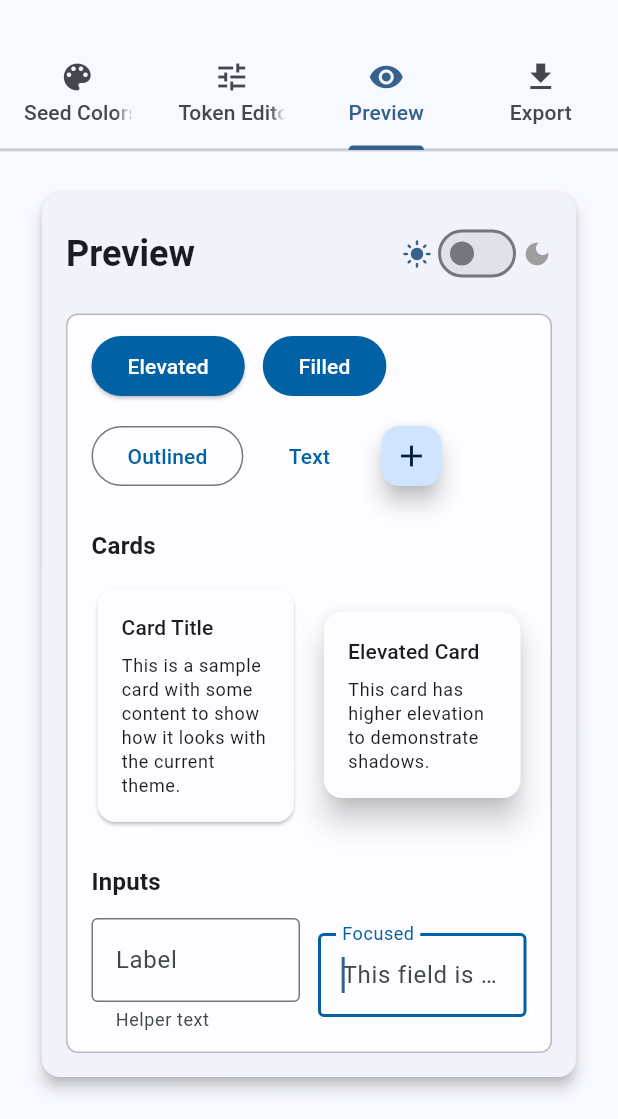
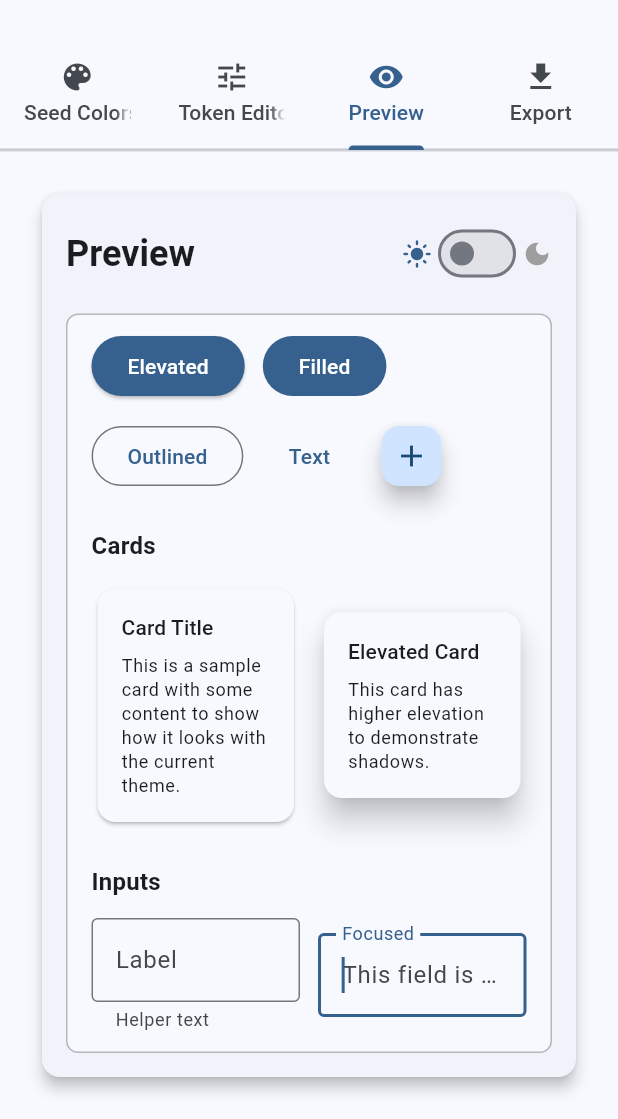
Before and after one commit to thanhtunguet/material_theme_builder, a Flutter app: the screen it shows after launch, tab 3 chosen, on a phone screen of 412 x 824 dp, the part 117-1236 px from its top. Run offline on Flutter 3.47's test engine with Material 3 defaults, Android fonts, the phone set to English and light mode, and no system bars; our stand-ins replace flutter_colorpicker; missing offline and left inert: dart:html, flex_color_picker.

Commit message:
Enhance theme builder functionality by adding new commands to settings and refactoring widget imports for better organization. Improved code readability by standardizing formatting and removing unnecessary whitespace. Updated export panel to handle various export formats more efficiently.

```diff
--- a/lib/screens/theme_builder_screen.dart
+++ b/lib/screens/theme_builder_screen.dart
@@ -1,20 +1,22 @@
 import 'package:flutter/material.dart';
+
+import '../models/color_token.dart';
 import '../models/theme_data_model.dart';
-import '../models/color_token.dart';
 import '../services/theme_generator_service.dart';
+import '../widgets/export_panel.dart';
+import '../widgets/preview_panel.dart';
 import '../widgets/seed_color_input.dart';
-import '../widgets/preview_panel.dart';
 import '../widgets/token_editor.dart';
-import '../widgets/export_panel.dart';
 
 class ThemeBuilderScreen extends StatefulWidget {
-  const ThemeBuilderScreen({Key? key}) : super(key: key);
+  const ThemeBuilderScreen({super.key});
 
   @override
   State<ThemeBuilderScreen> createState() => _ThemeBuilderScreenState();
 }
 
-class _ThemeBuilderScreenState extends State<ThemeBuilderScreen> with TickerProviderStateMixin {
+class _ThemeBuilderScreenState extends State<ThemeBuilderScreen>
+    with TickerProviderStateMixin {
   late ThemeDataModel _themeModel;
   bool _isDarkMode = false;
   late PageController _pageController;
@@ -94,8 +96,10 @@ class _ThemeBuilderScreenState extends State<ThemeBuilderScreen> with TickerProv
   void _updateToken(String tokenName, Color color, bool isDark) {
     setState(() {
       final tokens = isDark
-          ? Map<String, ColorToken>.from(_themeModel.colorSchemeModel.darkTokens)
-          : Map<String, ColorToken>.from(_themeModel.colorSchemeModel.lightTokens);
+          ? Map<String, ColorToken>.from(
+              _themeModel.colorSchemeModel.darkTokens)
+          : Map<String, ColorToken>.from(
+              _themeModel.colorSchemeModel.lightTokens);
 
       final token = tokens[tokenName];
       if (token != null) {
@@ -117,8 +121,10 @@ class _ThemeBuilderScreenState extends State<ThemeBuilderScreen> with TickerProv
   void _resetToken(String tokenName, bool isDark) {
     setState(() {
       final tokens = isDark
-          ? Map<String, ColorToken>.from(_themeModel.colorSchemeModel.darkTokens)
-          : Map<String, ColorToken>.from(_themeModel.colorSchemeModel.lightTokens);
+          ? Map<String, ColorToken>.from(
+              _themeModel.colorSchemeModel.darkTokens)
+          : Map<String, ColorToken>.from(
+              _themeModel.colorSchemeModel.lightTokens);
 
       final token = tokens[tokenName];
       if (token != null) {
@@ -204,14 +210,14 @@ class _ThemeBuilderScreenState extends State<ThemeBuilderScreen> with TickerProv
               Text(
                 'Material Theme Builder',
                 style: Theme.of(context).textTheme.headlineMedium?.copyWith(
-                  fontWeight: FontWeight.bold,
-                ),
+                      fontWeight: FontWeight.bold,
+                    ),
               ),
               Text(
                 'Create custom Material Design 3 color schemes',
                 style: Theme.of(context).textTheme.bodyMedium?.copyWith(
-                  color: Theme.of(context).colorScheme.onSurfaceVariant,
-                ),
+                      color: Theme.of(context).colorScheme.onSurfaceVariant,
+                    ),
               ),
             ],
           ),
--- a/lib/services/export_service.dart
+++ b/lib/services/export_service.dart
@@ -1,5 +1,5 @@
 import 'dart:convert';
-import 'dart:html' as html;
+import 'dart:html' as html; // ignore: avoid_web_libraries_in_flutter
 
 import '../models/color_token.dart';
 import '../models/theme_data_model.dart';
@@ -72,10 +72,6 @@ class ExportService {
     final bytes = utf8.encode(content);
     final blob = html.Blob([bytes], mimeType);
     final url = html.Url.createObjectUrlFromBlob(blob);
-
-    final anchor = html.AnchorElement(href: url)
-      ..setAttribute('download', filename)
-      ..click();
 
     html.Url.revokeObjectUrl(url);
   }
--- a/lib/services/theme_generator_service.dart
+++ b/lib/services/theme_generator_service.dart
@@ -1,8 +1,8 @@
 import 'package:flutter/material.dart';
-import 'package:material_color_utilities/material_color_utilities.dart' as mcu;
+
+import '../constants/material_tokens.dart';
+import '../models/color_scheme_model.dart';
 import '../models/color_token.dart';
-import '../models/color_scheme_model.dart';
-import '../constants/material_tokens.dart';
 import 'color_utils.dart';
 
 class ThemeGeneratorService {
@@ -101,41 +101,9 @@ class ThemeGeneratorService {
     required Color neutral,
     required Brightness brightness,
   }) {
-    final primaryArgb = ColorUtils.colorToInt(primary);
-
-    final scheme = brightness == Brightness.light
-        ? mcu.Scheme.light(primaryArgb)
-        : mcu.Scheme.dark(primaryArgb);
-
-    return ColorScheme(
+    return ColorScheme.fromSeed(
+      seedColor: primary,
       brightness: brightness,
-      primary: Color(scheme.primary),
-      onPrimary: Color(scheme.onPrimary),
-      primaryContainer: Color(scheme.primaryContainer),
-      onPrimaryContainer: Color(scheme.onPrimaryContainer),
-      secondary: Color(scheme.secondary),
-      onSecondary: Color(scheme.onSecondary),
-      secondaryContainer: Color(scheme.secondaryContainer),
-      onSecondaryContainer: Color(scheme.onSecondaryContainer),
-      tertiary: Color(scheme.tertiary),
-      onTertiary: Color(scheme.onTertiary),
-      tertiaryContainer: Color(scheme.tertiaryContainer),
-      onTertiaryContainer: Color(scheme.onTertiaryContainer),
-      error: Color(scheme.error),
-      onError: Color(scheme.onError),
-      errorContainer: Color(scheme.errorContainer),
-      onErrorContainer: Color(scheme.onErrorContainer),
-      surface: Color(scheme.surface),
-      onSurface: Color(scheme.onSurface),
-      surfaceVariant: Color(scheme.surfaceVariant),
-      onSurfaceVariant: Color(scheme.onSurfaceVariant),
-      outline: Color(scheme.outline),
-      outlineVariant: Color(scheme.outlineVariant),
-      shadow: Color(scheme.shadow),
-      scrim: Color(scheme.scrim),
-      inverseSurface: Color(scheme.inverseSurface),
-      onInverseSurface: Color(scheme.inverseOnSurface),
-      inversePrimary: Color(scheme.inversePrimary),
     );
   }
 
@@ -202,7 +170,7 @@ class ThemeGeneratorService {
       case 'onSurface':
         return scheme.onSurface;
       case 'surfaceVariant':
-        return scheme.surfaceVariant;
+        return scheme.surfaceContainerHighest;
       case 'onSurfaceVariant':
         return scheme.onSurfaceVariant;
       case 'surfaceDim':
--- a/lib/widgets/preview_panel.dart
+++ b/lib/widgets/preview_panel.dart
@@ -1,4 +1,5 @@
 import 'package:flutter/material.dart';
+
 import '../models/theme_data_model.dart';
 
 class PreviewPanel extends StatelessWidget {
@@ -7,11 +8,11 @@ class PreviewPanel extends StatelessWidget {
   final ValueChanged<bool> onThemeChanged;
 
   const PreviewPanel({
-    Key? key,
+    super.key,
     required this.themeModel,
     required this.isDarkMode,
     required this.onThemeChanged,
-  }) : super(key: key);
+  });
 
   @override
   Widget build(BuildContext context) {
@@ -38,7 +39,9 @@ class PreviewPanel extends StatelessWidget {
                     Icon(
                       Icons.light_mode,
                       size: 20,
-                      color: isDarkMode ? Colors.grey : Theme.of(context).colorScheme.primary,
+                      color: isDarkMode
+                          ? Colors.grey
+                          : Theme.of(context).colorScheme.primary,
                     ),
                     Switch(
                       value: isDarkMode,
@@ -47,7 +50,9 @@ class PreviewPanel extends StatelessWidget {
                     Icon(
                       Icons.dark_mode,
                       size: 20,
-                      color: !isDarkMode ? Colors.grey : Theme.of(context).colorScheme.primary,
+                      color: !isDarkMode
+                          ? Colors.grey
+                          : Theme.of(context).colorScheme.primary,
                     ),
                   ],
                 ),
@@ -63,7 +68,10 @@ class PreviewPanel extends StatelessWidget {
                       color: themeData.colorScheme.surface,
                       borderRadius: BorderRadius.circular(8),
                       border: Border.all(
-                        color: Theme.of(context).colorScheme.outline.withValues(alpha: 0.5),
+                        color: Theme.of(context)
+                            .colorScheme
+                            .outline
+                            .withValues(alpha: 0.5),
                       ),
                     ),
                     child: SingleChildScrollView(
@@ -291,19 +299,26 @@ class PreviewPanel extends StatelessWidget {
           spacing: 8,
           runSpacing: 8,
           children: [
-            _buildColorToken(context, 'Primary', colorScheme.primary, colorScheme.onPrimary),
-            _buildColorToken(context, 'Secondary', colorScheme.secondary, colorScheme.onSecondary),
-            _buildColorToken(context, 'Tertiary', colorScheme.tertiary, colorScheme.onTertiary),
-            _buildColorToken(context, 'Error', colorScheme.error, colorScheme.onError),
-            _buildColorToken(context, 'Surface', colorScheme.surface, colorScheme.onSurface),
-            _buildColorToken(context, 'Primary Container', colorScheme.primaryContainer, colorScheme.onPrimaryContainer),
+            _buildColorToken(
+                context, 'Primary', colorScheme.primary, colorScheme.onPrimary),
+            _buildColorToken(context, 'Secondary', colorScheme.secondary,
+                colorScheme.onSecondary),
+            _buildColorToken(context, 'Tertiary', colorScheme.tertiary,
+                colorScheme.onTertiary),
+            _buildColorToken(
+                context, 'Error', colorScheme.error, colorScheme.onError),
+            _buildColorToken(
+                context, 'Surface', colorScheme.surface, colorScheme.onSurface),
+            _buildColorToken(context, 'Primary Container',
+                colorScheme.primaryContainer, colorScheme.onPrimaryContainer),
           ],
         ),
       ],
     );
   }
 
-  Widget _buildColorToken(BuildContext context, String label, Color backgroundColor, Color textColor) {
+  Widget _buildColorToken(BuildContext context, String label,
+      Color backgroundColor, Color textColor) {
     return Container(
       padding: const EdgeInsets.symmetric(horizontal: 12, vertical: 8),
       decoration: BoxDecoration(
```
Also changed, not shown: lib/widgets/color_picker_widget.dart (+5 -4 lines), lib/widgets/export_panel.dart (+43 -11 lines), .claude/settings.local.json, 1 other file. Lines whose indentation alone changed are shown as unchanged.
